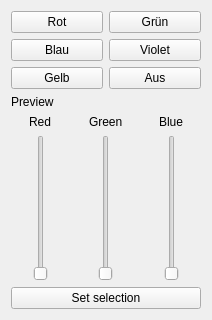
Qt form src/remoteControlOnAndroid/mainwindow.ui (CMon/arduinoWifiRemote) before a commit.
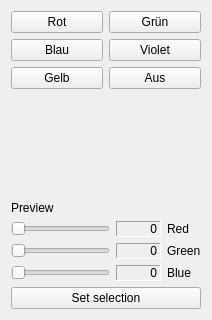
The same form after that commit.

Commit message: enhanced fancyness and changed vertical slider to horizontal, because vertical is not supported on android

What changed in the file:
```diff
--- a/src/remoteControlOnAndroid/mainwindow.ui
+++ b/src/remoteControlOnAndroid/mainwindow.ui
@@ -61,6 +61,19 @@
       </item>
      </layout>
     </item>
+    <item>
+     <spacer name="verticalSpacer">
+      <property name="orientation">
+       <enum>Qt::Vertical</enum>
+      </property>
+      <property name="sizeHint" stdset="0">
+       <size>
+        <width>20</width>
+        <height>40</height>
+       </size>
+      </property>
+     </spacer>
+    </item>
     <item>
      <widget class="QLabel" name="lblPreview">
       <property name="autoFillBackground">
@@ -73,51 +86,120 @@
     </item>
     <item>
      <layout class="QGridLayout" name="gridLayout">
-      <item row="0" column="0" alignment="Qt::AlignHCenter">
+      <item row="1" column="1">
+       <widget class="QLabel" name="lblRedValue">
+        <property name="minimumSize">
+         <size>
+          <width>45</width>
+          <height>0</height>
+         </size>
+        </property>
+        <property name="frameShape">
+         <enum>QFrame::Panel</enum>
+        </property>
+        <property name="frameShadow">
+         <enum>QFrame::Sunken</enum>
+        </property>
+        <property name="text">
+         <string>0</string>
+        </property>
+        <property name="alignment">
+         <set>Qt::AlignRight|Qt::AlignTrailing|Qt::AlignVCenter</set>
+        </property>
+       </widget>
+      </item>
+      <item row="1" column="2">
        <widget class="QLabel" name="label">
         <property name="text">
          <string>Red</string>
         </property>
        </widget>
       </item>
-      <item row="0" column="1" alignment="Qt::AlignHCenter">
+      <item row="1" column="0">
+       <widget class="QSlider" name="hsRed">
+        <property name="maximum">
+         <number>255</number>
+        </property>
+        <property name="orientation">
+         <enum>Qt::Horizontal</enum>
+        </property>
+       </widget>
+      </item>
+      <item row="2" column="2">
        <widget class="QLabel" name="label_2">
         <property name="text">
          <string>Green</string>
         </property>
        </widget>
       </item>
-      <item row="0" column="2" alignment="Qt::AlignHCenter">
+      <item row="3" column="2">
        <widget class="QLabel" name="label_3">
         <property name="text">
          <string>Blue</string>
         </property>
        </widget>
       </item>
-      <item row="1" column="1" alignment="Qt::AlignHCenter">
-       <widget class="QSlider" name="vsGreen">
-        <property name="maximum">
-         <number>255</number>
+      <item row="2" column="1">
+       <widget class="QLabel" name="lblGreenValue">
+        <property name="minimumSize">
+         <size>
+          <width>45</width>
+          <height>0</height>
+         </size>
         </property>
-        <property name="orientation">
-         <enum>Qt::Vertical</enum>
+        <property name="frameShape">
+         <enum>QFrame::Panel</enum>
         </property>
+        <property name="frameShadow">
+         <enum>QFrame::Sunken</enum>
+        </property>
+        <property name="text">
+         <string>0</string>
+        </property>
+        <property name="alignment">
+         <set>Qt::AlignRight|Qt::AlignTrailing|Qt::AlignVCenter</set>
+        </property>
        </widget>
       </item>
-      <item row="1" column="2" alignment="Qt::AlignHCenter">
-       <widget class="QSlider" name="vsBlue">
+      <item row="3" column="1">
+       <widget class="QLabel" name="lblBlueValue">
+        <property name="minimumSize">
+         <size>
+          <width>45</width>
+          <height>0</height>
+         </size>
+        </property>
+        <property name="frameShape">
+         <enum>QFrame::Panel</enum>
+        </property>
+        <property name="frameShadow">
+         <enum>QFrame::Sunken</enum>
+        </property>
+        <property name="text">
+         <string>0</string>
+        </property>
+        <property name="alignment">
+         <set>Qt::AlignRight|Qt::AlignTrailing|Qt::AlignVCenter</set>
+        </property>
+       </widget>
+      </item>
+      <item row="2" column="0">
+       <widget class="QSlider" name="hsGreen">
         <property name="maximum">
          <number>255</number>
         </property>
+        <property name="orientation">
+         <enum>Qt::Horizontal</enum>
+        </property>
        </widget>
       </item>
-      <item row="1" column="0" alignment="Qt::AlignHCenter">
-       <widget class="QSlider" name="vsRed">
+      <item row="3" column="0">
+       <widget class="QSlider" name="hsBlue">
         <property name="maximum">
          <number>255</number>
         </property>
         <property name="orientation">
-         <enum>Qt::Vertical</enum>
+         <enum>Qt::Horizontal</enum>
         </property>
        </widget>
       </item>
```
The commit also changes 1 other file.
